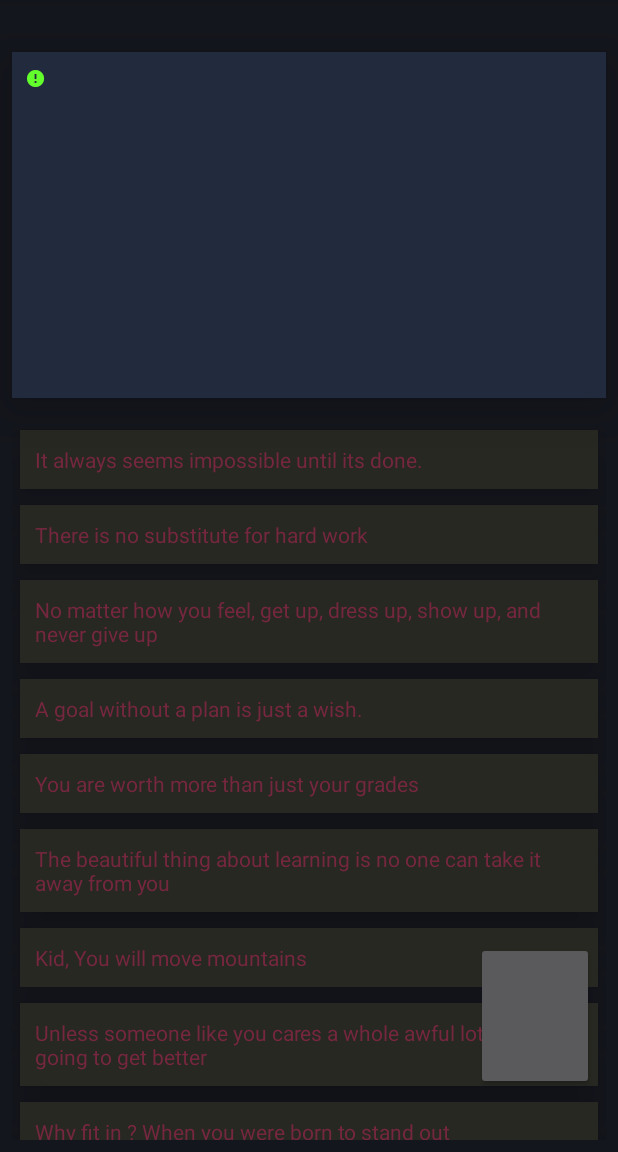
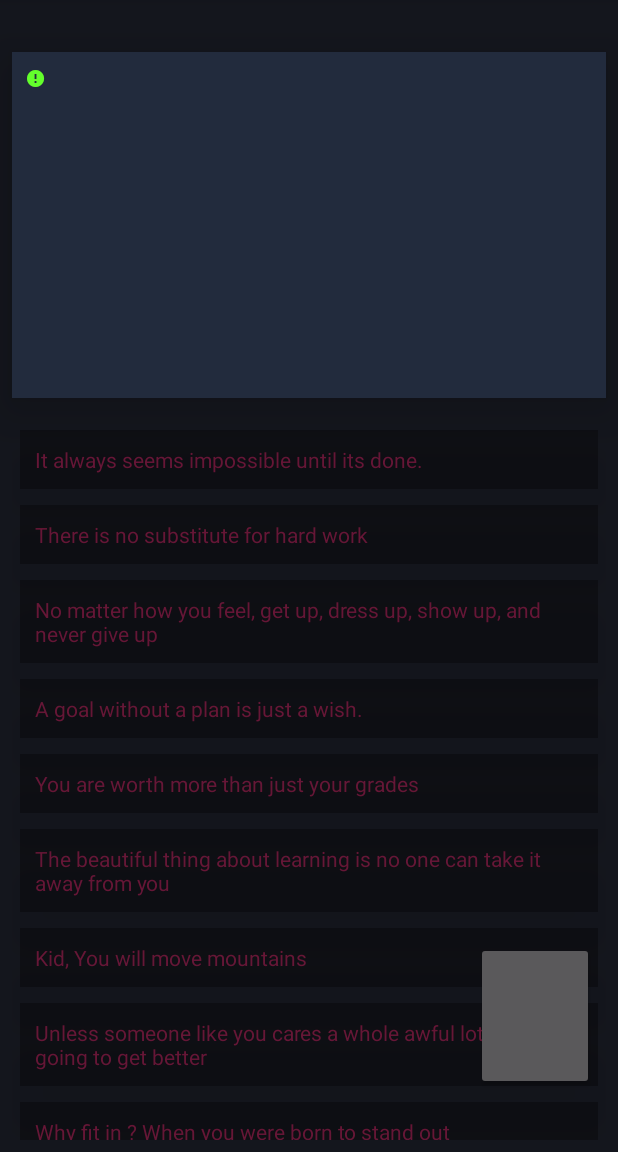
Before and after one commit to TeamSevenCET/MyVirtualPlanner-Android, an Android app: the screen it shows after launch once a user with an empty profile is signed in (MainActivity), on a phone screen of 412 x 824 dp, the part 84-1236 px from its top. Run offline under Robolectric (Android 15) with nearby library versions, the phone set to English and light mode, and no system bars; our stand-ins replace CircleImageView, Firebase (no records; nobody signed in at launch, a user with empty details on screens opened directly), Picasso; libraries missing offline, so code that uses them is left out: at.markushi.ui; plain views replace CircleButton; 2 statements that could not run were skipped.

Commit message:
more cosmetic modifications

```diff
--- a/app/src/main/res/layout/activity_main.xml
+++ b/app/src/main/res/layout/activity_main.xml
@@ -52,7 +52,7 @@
                 android:layout_width="match_parent"
                 android:layout_height="wrap_content"
                 android:layout_margin="5sp"
-                android:background="@drawable/mainscreen_shadow1"
+                android:background="@color/tv_col"
                 android:elevation="20sp"
                 android:padding="10sp"
                 android:text="It always seems impossible until its done."
@@ -63,7 +63,7 @@
                 android:layout_width="match_parent"
                 android:layout_height="wrap_content"
                 android:layout_margin="5sp"
-                android:background="@drawable/mainscreen_shadow1"
+                android:background="@color/tv_col"
                 android:elevation="20sp"
                 android:padding="10sp"
                 android:text="There is no substitute for hard work"
@@ -74,7 +74,7 @@
                 android:layout_width="match_parent"
                 android:layout_height="wrap_content"
                 android:layout_margin="5sp"
-                android:background="@drawable/mainscreen_shadow1"
+                android:background="@color/tv_col"
                 android:elevation="20sp"
                 android:padding="10sp"
                 android:text="No matter how you feel, get up, dress up, show up, and never give up"
@@ -85,7 +85,7 @@
                 android:layout_width="match_parent"
                 android:layout_height="wrap_content"
                 android:layout_margin="5sp"
-                android:background="@drawable/mainscreen_shadow1"
+                android:background="@color/tv_col"
                 android:elevation="20sp"
                 android:padding="10sp"
                 android:text="A goal without a plan is just a wish."
@@ -95,7 +95,7 @@
                 android:layout_width="match_parent"
                 android:layout_height="wrap_content"
                 android:layout_margin="5sp"
-                android:background="@drawable/mainscreen_shadow1"
+                android:background="@color/tv_col"
                 android:elevation="20sp"
                 android:padding="10sp"
                 android:text="You are worth more than just your grades"
@@ -106,7 +106,7 @@
                 android:layout_width="match_parent"
                 android:layout_height="wrap_content"
                 android:layout_margin="5sp"
-                android:background="@drawable/mainscreen_shadow1"
+                android:background="@color/tv_col"
                 android:elevation="20sp"
                 android:padding="10sp"
                 android:text="The beautiful thing about learning is no one can take it away from you"
@@ -117,7 +117,7 @@
                 android:layout_width="match_parent"
                 android:layout_height="wrap_content"
                 android:layout_margin="5sp"
-                android:background="@drawable/mainscreen_shadow1"
+                android:background="@color/tv_col"
                 android:elevation="20sp"
                 android:padding="10sp"
                 android:text="Kid, You will move mountains"
@@ -128,7 +128,7 @@
                 android:layout_width="match_parent"
                 android:layout_height="wrap_content"
                 android:layout_margin="5sp"
-                android:background="@drawable/mainscreen_shadow1"
+                android:background="@color/tv_col"
                 android:elevation="20sp"
                 android:padding="10sp"
                 android:text="Unless someone like you cares a whole awful lot, nothing's going to get better"
@@ -138,7 +138,7 @@
                 android:layout_width="match_parent"
                 android:layout_height="wrap_content"
                 android:layout_margin="5sp"
-                android:background="@drawable/mainscreen_shadow1"
+                android:background="@color/tv_col"
                 android:elevation="20sp"
                 android:padding="10sp"
                 android:text="Why fit in ? When you were born to stand out"
@@ -149,7 +149,7 @@
                 android:layout_width="match_parent"
                 android:layout_height="wrap_content"
                 android:layout_margin="5sp"
-                android:background="@drawable/mainscreen_shadow1"
+                android:background="@color/tv_col"
                 android:elevation="20sp"
                 android:padding="10sp"
                 android:text="If you never did, your should. These things are fun. Fun is good"
--- a/app/src/main/res/layout/dialog_reminder.xml
+++ b/app/src/main/res/layout/dialog_reminder.xml
@@ -59,7 +59,8 @@
                 android:layout_height="wrap_content"
                 android:layout_marginTop="10sp"
                 android:text="Save"
-                android:background="#1f2811"/>
+                android:textColor="#000000"
+                android:background="#09b1f4"/>
         </LinearLayout>
     </ScrollView>
 
--- a/app/src/main/res/layout/navigation_drawer.xml
+++ b/app/src/main/res/layout/navigation_drawer.xml
@@ -17,6 +17,7 @@
         android:layout_width="wrap_content"
         android:layout_height="match_parent"
         android:layout_gravity="start"
+        android:background="#95000000"
         android:fitsSystemWindows="true"
         app:headerLayout="@layout/navigation_header"
         app:menu="@menu/navigation_menu" />
--- a/app/src/main/res/values/colors.xml
+++ b/app/src/main/res/values/colors.xml
@@ -20,5 +20,6 @@
     <color name="light_green">#50d050</color>
 
     <color name="dark_green">#008000</color>
+    <color name="tv_col">#50000000</color>
 
 </resources>
--- a/app/src/main/res/values/strings.xml
+++ b/app/src/main/res/values/strings.xml
@@ -1,7 +1,7 @@
 <resources>
     <string name="app_name">My Virtual Planner</string>
     <string name="settings">Settings</string>
-    <string name="log_in">Log Out!</string>
+    <string name="log_in">Log Out</string>
     <string name="about_us">About us</string>
     <string name="name">Your name</string>
     <string name="email">email@gmail.com</string>
```
